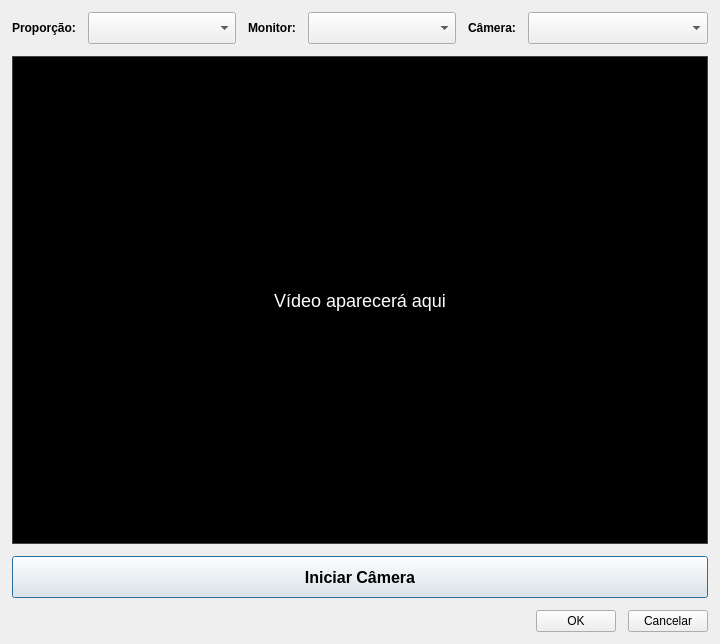
Old version of the form resources/ui/calibrationview.ui in the repository larvattea/ttea.
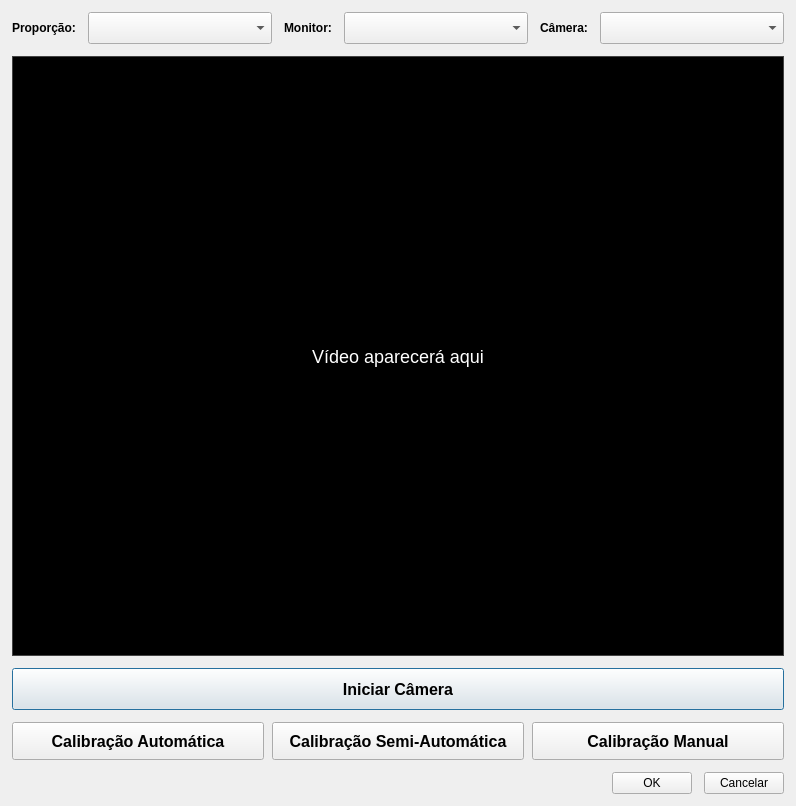
New version of the form. Icons and pictures are not drawn.

Commit message: Alteração do KarTEA e acerto da parte de calibração.

Patch:
```diff
--- a/resources/ui/calibrationview.ui
+++ b/resources/ui/calibrationview.ui
@@ -6,8 +6,8 @@
    <rect>
     <x>0</x>
     <y>0</y>
-    <width>720</width>
-    <height>644</height>
+    <width>796</width>
+    <height>806</height>
    </rect>
   </property>
   <property name="windowTitle">
@@ -159,6 +159,70 @@
      </property>
     </widget>
    </item>
+      <item>
+    <layout class="QHBoxLayout" name="lay_calibration_buttons">
+     <property name="spacing">
+      <number>8</number>
+     </property>
+     <item>
+      <widget class="QPushButton" name="pb_calibrate_auto">
+       <property name="minimumSize">
+        <size>
+         <width>0</width>
+         <height>38</height>
+        </size>
+       </property>
+       <property name="font">
+        <font>
+         <pointsize>12</pointsize>
+         <bold>true</bold>
+        </font>
+       </property>
+       <property name="text">
+        <string>Calibração Automática</string>
+       </property>
+      </widget>
+     </item>
+     <item>
+      <widget class="QPushButton" name="pb_calibrate_semi">
+       <property name="minimumSize">
+        <size>
+         <width>0</width>
+         <height>38</height>
+        </size>
+       </property>
+       <property name="font">
+        <font>
+         <pointsize>12</pointsize>
+         <bold>true</bold>
+        </font>
+       </property>
+       <property name="text">
+        <string>Calibração Semi-Automática</string>
+       </property>
+      </widget>
+     </item>
+     <item>
+      <widget class="QPushButton" name="pb_calibrate_manual">
+       <property name="minimumSize">
+        <size>
+         <width>0</width>
+         <height>38</height>
+        </size>
+       </property>
+       <property name="font">
+        <font>
+         <pointsize>12</pointsize>
+         <bold>true</bold>
+        </font>
+       </property>
+       <property name="text">
+        <string>Calibração Manual</string>
+       </property>
+      </widget>
+     </item>
+    </layout>
+   </item>
    <item>
     <layout class="QHBoxLayout" name="lay_button" stretch="1,0,0">
      <item>
```
The commit also changes 12 other files.
